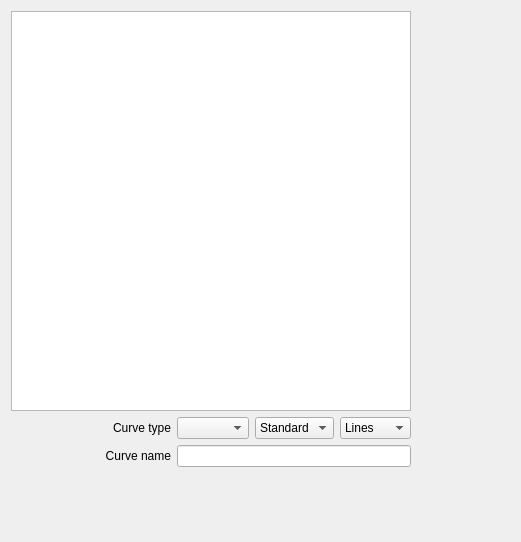
First picture: the form in companion/src/modeledit/curves.ui, repository opentx/opentx, before the edit.
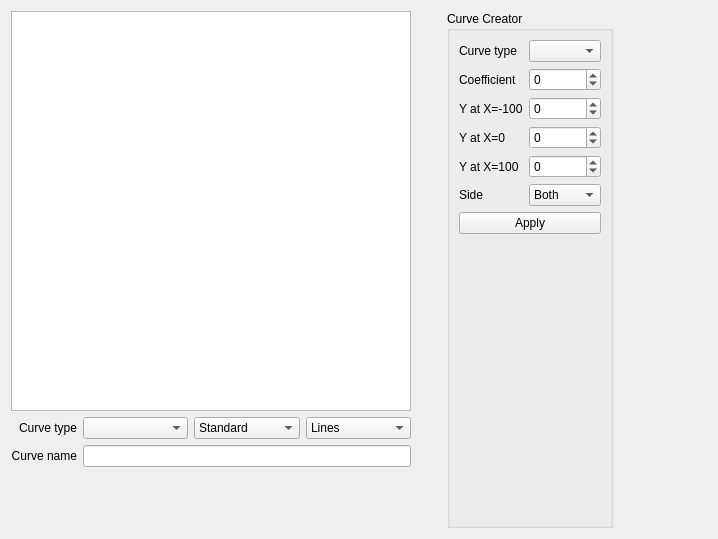
Second picture: the form after the edit.

Commit message: Curve Wizard is completely rewritten

```diff
--- a/companion/src/modeledit/curves.ui
+++ b/companion/src/modeledit/curves.ui
@@ -6,23 +6,55 @@
    <rect>
     <x>0</x>
     <y>0</y>
-    <width>521</width>
-    <height>542</height>
+    <width>718</width>
+    <height>539</height>
    </rect>
   </property>
   <property name="windowTitle">
    <string>Form</string>
   </property>
-  <layout class="QVBoxLayout" name="verticalLayout">
+  <layout class="QHBoxLayout" name="horizontalLayout">
    <item>
-    <layout class="QGridLayout" name="gridLayout_80" columnstretch="0,0,0,0,0">
-     <item row="0" column="0" rowspan="2">
-      <layout class="QGridLayout" name="curvesLayout"/>
+    <layout class="QGridLayout" name="curvesLayout"/>
+   </item>
+   <item>
+    <layout class="QVBoxLayout" name="verticalLayout_1">
+     <property name="rightMargin">
+      <number>10</number>
+     </property>
+     <item>
+      <widget class="QGraphicsView" name="curvePreview">
+       <property name="sizePolicy">
+        <sizepolicy hsizetype="Fixed" vsizetype="Fixed">
+         <horstretch>0</horstretch>
+         <verstretch>0</verstretch>
+        </sizepolicy>
+       </property>
+       <property name="minimumSize">
+        <size>
+         <width>400</width>
+         <height>400</height>
+        </size>
+       </property>
+       <property name="alignment">
+        <set>Qt::AlignCenter</set>
+       </property>
+      </widget>
      </item>
-     <item row="0" column="1" rowspan="2">
-      <layout class="QGridLayout" name="gridLayout_8" rowstretch="0,0,0,0" columnstretch="1,0">
-       <item row="1" column="1">
-        <layout class="QHBoxLayout" name="horizontalLayout">
+     <item>
+      <layout class="QGridLayout" name="gridLayout">
+       <item row="1" column="0">
+        <widget class="QLabel" name="curveNameLabel">
+         <property name="text">
+          <string>Curve name</string>
+         </property>
+         <property name="alignment">
+          <set>Qt::AlignRight|Qt::AlignTrailing|Qt::AlignVCenter</set>
+         </property>
+        </widget>
+       </item>
+       <item row="0" column="1">
+        <layout class="QHBoxLayout" name="horizontalLayout_2" stretch="0,0,0">
          <property name="rightMargin">
           <number>0</number>
          </property>
@@ -59,53 +91,24 @@
          </item>
         </layout>
        </item>
-       <item row="1" column="0">
-        <widget class="QLabel" name="curveTypeLabel">
-         <property name="text">
-          <string>Curve type</string>
-         </property>
-         <property name="alignment">
-          <set>Qt::AlignRight|Qt::AlignTrailing|Qt::AlignVCenter</set>
-         </property>
-        </widget>
-       </item>
-       <item row="2" column="0">
-        <widget class="QLabel" name="curveNameLabel">
-         <property name="text">
-          <string>Curve name</string>
-         </property>
-         <property name="alignment">
-          <set>Qt::AlignRight|Qt::AlignTrailing|Qt::AlignVCenter</set>
-         </property>
-        </widget>
-       </item>
-       <item row="2" column="1">
+       <item row="1" column="1">
         <widget class="QLineEdit" name="curveName">
          <property name="maxLength">
           <number>6</number>
          </property>
         </widget>
        </item>
-       <item row="0" column="0" colspan="2">
-        <widget class="QGraphicsView" name="curvePreview">
-         <property name="sizePolicy">
-          <sizepolicy hsizetype="Fixed" vsizetype="Fixed">
-           <horstretch>0</horstretch>
-           <verstretch>0</verstretch>
-          </sizepolicy>
-         </property>
-         <property name="minimumSize">
-          <size>
-           <width>400</width>
-           <height>400</height>
-          </size>
+       <item row="0" column="0">
+        <widget class="QLabel" name="curveTypeLabel">
+         <property name="text">
+          <string>Curve type</string>
          </property>
          <property name="alignment">
-          <set>Qt::AlignCenter</set>
+          <set>Qt::AlignRight|Qt::AlignTrailing|Qt::AlignVCenter</set>
          </property>
         </widget>
        </item>
-       <item row="3" column="1">
+       <item row="2" column="1">
         <spacer name="verticalSpacer">
          <property name="orientation">
           <enum>Qt::Vertical</enum>
@@ -120,54 +123,220 @@
        </item>
       </layout>
      </item>
-     <item row="1" column="3">
-      <layout class="QVBoxLayout" name="verticalLayout_3">
-       <item>
-        <layout class="QGridLayout" name="pointsLayout">
-         <property name="horizontalSpacing">
-          <number>0</number>
-         </property>
-         <property name="verticalSpacing">
-          <number>2</number>
-         </property>
-         <property name="topMargin">
-          <number>0</number>
-         </property>
-         <property name="bottomMargin">
-          <number>0</number>
-         </property>
-        </layout>
-       </item>
-       <item>
-        <spacer name="verticalSpacer_2">
-         <property name="orientation">
-          <enum>Qt::Vertical</enum>
-         </property>
-         <property name="sizeHint" stdset="0">
-          <size>
-           <width>20</width>
-           <height>40</height>
-          </size>
-         </property>
-        </spacer>
-       </item>
+    </layout>
+   </item>
+   <item>
+    <layout class="QVBoxLayout" name="verticalLayout_2">
+     <item>
+      <layout class="QGridLayout" name="pointsLayout">
+       <property name="horizontalSpacing">
+        <number>0</number>
+       </property>
+       <property name="verticalSpacing">
+        <number>2</number>
+       </property>
+       <property name="topMargin">
+        <number>0</number>
+       </property>
+       <property name="bottomMargin">
+        <number>0</number>
+       </property>
       </layout>
      </item>
-     <item row="1" column="4">
-      <spacer name="horizontalSpacer">
+     <item>
+      <spacer name="verticalSpacer_2">
        <property name="orientation">
-        <enum>Qt::Horizontal</enum>
+        <enum>Qt::Vertical</enum>
        </property>
        <property name="sizeHint" stdset="0">
         <size>
-         <width>40</width>
-         <height>20</height>
+         <width>20</width>
+         <height>40</height>
         </size>
        </property>
       </spacer>
      </item>
     </layout>
    </item>
+   <item>
+    <widget class="QGroupBox" name="curveCreator">
+     <property name="font">
+      <font>
+       <weight>50</weight>
+       <bold>false</bold>
+      </font>
+     </property>
+     <property name="autoFillBackground">
+      <bool>false</bool>
+     </property>
+     <property name="title">
+      <string>Curve Creator</string>
+     </property>
+     <layout class="QGridLayout" name="gridLayout_76" rowstretch="0,0,0,0,0,0,0,0">
+      <item row="3" column="0">
+       <widget class="QLabel" name="yMidLabel">
+        <property name="text">
+         <string>Y at X=0</string>
+        </property>
+       </widget>
+      </item>
+      <item row="4" column="1" colspan="3">
+       <widget class="QSpinBox" name="yMax">
+        <property name="sizePolicy">
+         <sizepolicy hsizetype="MinimumExpanding" vsizetype="Fixed">
+          <horstretch>0</horstretch>
+          <verstretch>0</verstretch>
+         </sizepolicy>
+        </property>
+        <property name="minimum">
+         <number>-100</number>
+        </property>
+        <property name="maximum">
+         <number>100</number>
+        </property>
+       </widget>
+      </item>
+      <item row="4" column="0">
+       <widget class="QLabel" name="yMaxLabel">
+        <property name="text">
+         <string>Y at X=100</string>
+        </property>
+       </widget>
+      </item>
+      <item row="1" column="1" colspan="3">
+       <widget class="QSpinBox" name="curveCoeff">
+        <property name="sizePolicy">
+         <sizepolicy hsizetype="MinimumExpanding" vsizetype="Fixed">
+          <horstretch>0</horstretch>
+          <verstretch>0</verstretch>
+         </sizepolicy>
+        </property>
+        <property name="minimum">
+         <number>-100</number>
+        </property>
+        <property name="maximum">
+         <number>100</number>
+        </property>
+       </widget>
+      </item>
+      <item row="5" column="1" colspan="3">
+       <widget class="QComboBox" name="curveSide">
+        <item>
+         <property name="text">
+          <string>Both</string>
+         </property>
+        </item>
+        <item>
+         <property name="text">
+          <string>x&gt;0</string>
+         </property>
+        </item>
+        <item>
+         <property name="text">
+          <string>x&lt;0</string>
+         </property>
+        </item>
+       </widget>
+      </item>
+      <item row="2" column="1" colspan="3">
+       <widget class="QSpinBox" name="yMin">
+        <property name="sizePolicy">
+         <sizepolicy hsizetype="MinimumExpanding" vsizetype="Fixed">
+          <horstretch>0</horstretch>
+          <verstretch>0</verstretch>
+         </sizepolicy>
+        </property>
+        <property name="minimum">
+         <number>-100</number>
+        </property>
+        <property name="maximum">
+         <number>100</number>
+        </property>
+       </widget>
+      </item>
+      <item row="6" column="0" colspan="4">
+       <widget class="QPushButton" name="curveApply">
+        <property name="text">
+         <string>Apply</string>
+        </property>
+       </widget>
+      </item>
+      <item row="5" column="0">
+       <widget class="QLabel" name="curveSideLabel">
+        <property name="text">
+         <string>Side</string>
+        </property>
+       </widget>
+      </item>
+      <item row="3" column="1" colspan="3">
+       <widget class="QSpinBox" name="yMid">
+        <property name="sizePolicy">
+         <sizepolicy hsizetype="MinimumExpanding" vsizetype="Fixed">
+          <horstretch>0</horstretch>
+          <verstretch>0</verstretch>
+         </sizepolicy>
+        </property>
+        <property name="minimum">
+         <number>-100</number>
+        </property>
+        <property name="maximum">
+         <number>100</number>
+        </property>
+       </widget>
+      </item>
+      <item row="0" column="1" colspan="3">
+       <widget class="QComboBox" name="curveType"/>
+      </item>
+      <item row="0" column="0">
+       <widget class="QLabel" name="curveTypeLabel_2">
+        <property name="text">
+         <string>Curve type</string>
+        </property>
+       </widget>
+      </item>
+      <item row="2" column="0">
+       <widget class="QLabel" name="yMinLabel">
+        <property name="text">
+         <string>Y at X=-100</string>
+        </property>
+       </widget>
+      </item>
+      <item row="1" column="0">
+       <widget class="QLabel" name="curveCoeffLabel">
+        <property name="text">
+         <string>Coefficient</string>
+        </property>
+       </widget>
+      </item>
+      <item row="7" column="0">
+       <spacer name="verticalSpacer_3">
+        <property name="orientation">
+         <enum>Qt::Vertical</enum>
+        </property>
+        <property name="sizeHint" stdset="0">
+         <size>
+          <width>20</width>
+          <height>40</height>
+         </size>
+        </property>
+       </spacer>
+      </item>
+     </layout>
+    </widget>
+   </item>
+   <item>
+    <spacer name="horizontalSpacer">
+     <property name="orientation">
+      <enum>Qt::Horizontal</enum>
+     </property>
+     <property name="sizeHint" stdset="0">
+      <size>
+       <width>40</width>
+       <height>20</height>
+      </size>
+     </property>
+    </spacer>
+   </item>
   </layout>
  </widget>
  <resources/>
```
The commit also changes 4 other files.
